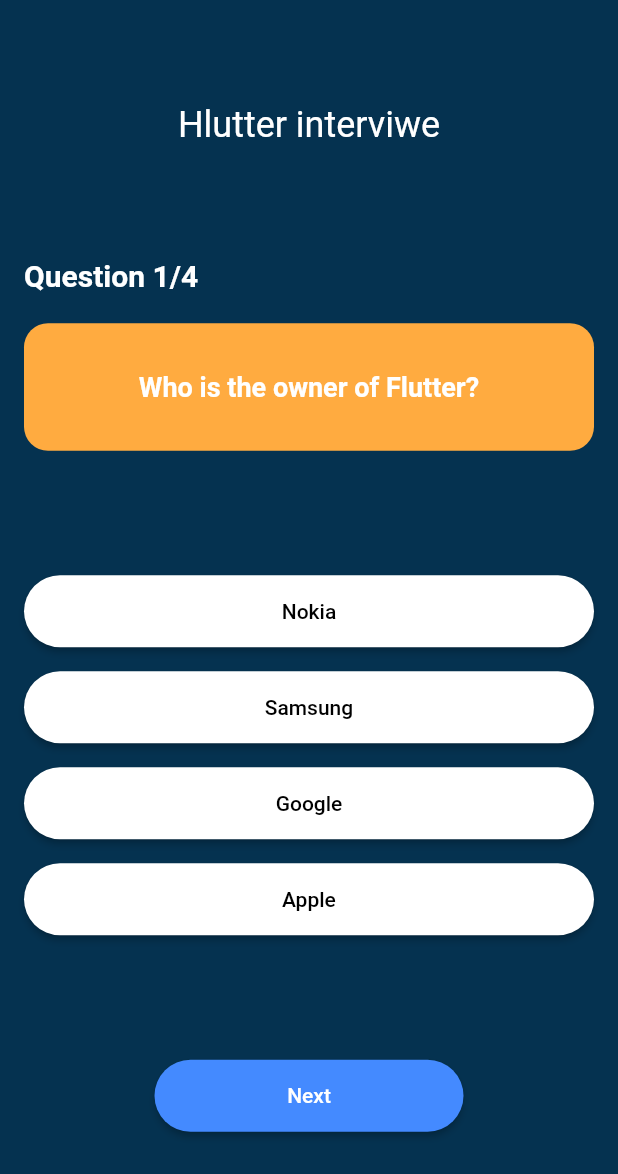
After one commit to moh7dali/Jobology, a Flutter app: the InterView screen opened by its route, on a phone screen of 412 x 824 dp. The commit adds this screen. Shown: the top 1174 px of the screen. Run offline on Flutter 3.47's test engine with Material 2 defaults, Android fonts, the phone set to English and light mode, and no system bars; our stand-ins replace cloud_firestore, curved_navigation_bar, firebase_auth, firebase_core, flutter_speed_dial, flutter_switch and 7 more; accounts and stored records are empty; network calls fail.

Commit message:
interview

```diff
--- /dev/null
+++ b/lib/Screens/interview.dart
@@ -0,0 +1,172 @@
+import 'package:flutter/material.dart';
+import '../Widgets/questin_wedget.dart';
+
+class InterView extends StatefulWidget {
+  @override
+  State<InterView> createState() => _InterViewState();
+}
+
+class _InterViewState extends State<InterView> {
+  List<Question> questionList = getQuestions();
+  int currentQuestionIndex = 0;
+  int score = 0;
+  Answer? selectedAnswer;
+
+  @override
+  Widget build(BuildContext context) {
+    return Scaffold(
+      backgroundColor: const Color.fromARGB(255, 5, 50, 80),
+      body: Container(
+        margin: const EdgeInsets.symmetric(horizontal: 16, vertical: 32),
+        child:
+            Column(mainAxisAlignment: MainAxisAlignment.spaceAround, children: [
+          const Text(
+            "Hlutter interviwe",
+            style: TextStyle(
+              color: Colors.white,
+              fontSize: 24,
+            ),
+          ),
+          _questionWidget(),
+          _answerList(),
+          _nextButton(),
+        ]),
+      ),
+    );
+  }
+
+  _questionWidget() {
+    return Column(
+      crossAxisAlignment: CrossAxisAlignment.start,
+      mainAxisAlignment: MainAxisAlignment.center,
+      children: [
+        Text(
+          "Question ${currentQuestionIndex + 1}/${questionList.length.toString()}",
+          style: const TextStyle(
+            color: Colors.white,
+            fontSize: 20,
+            fontWeight: FontWeight.w600,
+          ),
+        ),
+        const SizedBox(height: 20),
+        Container(
+          alignment: Alignment.center,
+          width: double.infinity,
+          padding: const EdgeInsets.all(32),
+          decoration: BoxDecoration(
+            color: Colors.orangeAccent,
+            borderRadius: BorderRadius.circular(16),
+          ),
+          child: Text(
+            questionList[currentQuestionIndex].questionText,
+            style: const TextStyle(
+              color: Colors.white,
+              fontSize: 18,
+              fontWeight: FontWeight.w600,
+            ),
+          ),
+        )
+      ],
+    );
+  }
+
+  _answerList() {
+    return Column(
+      children: questionList[currentQuestionIndex]
+          .answersList
+          .map(
+            (e) => _answerButton(e),
+          )
+          .toList(),
+    );
+  }
+
+  Widget _answerButton(Answer answer) {
+    bool isSelected = answer == selectedAnswer;
+
+    return Container(
+      width: double.infinity,
+      margin: const EdgeInsets.symmetric(vertical: 8),
+      height: 48,
+      child: ElevatedButton(
+        style: ElevatedButton.styleFrom(
+          shape: const StadiumBorder(),
+          primary: isSelected ? Colors.orangeAccent : Colors.white,
+          onPrimary: isSelected ? Colors.white : Colors.black,
+        ),
+        onPressed: () {
+          if (selectedAnswer == null) {
+            if (answer.isCorrect!) {
+              score++;
+            }
+            setState(() {
+              selectedAnswer = answer;
+            });
+          }
+        },
+        child: Text(answer.answerText!),
+      ),
+    );
+  }
+
+  _nextButton() {
+    bool isLastQuestion = false;
+    if (currentQuestionIndex == questionList.length - 1) {
+      isLastQuestion = true;
+    }
+
+    return Container(
+      width: MediaQuery.of(context).size.width * 0.5,
+      height: 48,
+      child: ElevatedButton(
+        style: ElevatedButton.styleFrom(
+          shape: const StadiumBorder(),
+          primary: Colors.blueAccent,
+          onPrimary: Colors.white,
+        ),
+        onPressed: () {
+          if (isLastQuestion) {
+            //display score
+
+            showDialog(context: context, builder: (_) => _showScoreDialog());
+          } else {
+            //next question
+            setState(() {
+              selectedAnswer = null;
+              currentQuestionIndex++;
+            });
+          }
+        },
+        child: Text(isLastQuestion ? "Submit" : "Next"),
+      ),
+    );
+  }
+
+  _showScoreDialog() {
+    bool isPassed = false;
+
+    if (score >= questionList.length * 0.6) {
+      //pass if 60 %
+      isPassed = true;
+    }
+    String title = isPassed ? "Passed " : "Failed";
+
+    return AlertDialog(
+      title: Text(
+        title + " | Score is $score",
+        style: TextStyle(color: isPassed ? Colors.green : Colors.redAccent),
+      ),
+      content: ElevatedButton(
+        child: const Text("Restart"),
+        onPressed: () {
+          Navigator.pop(context);
+          setState(() {
+            currentQuestionIndex = 0;
+            score = 0;
+            selectedAnswer = null;
+          });
+        },
+      ),
+    );
+  }
+}
--- /dev/null
+++ b/lib/Widgets/questin_wedget.dart
@@ -0,0 +1,58 @@
+class Question {
+  final String questionText;
+  final List<Answer> answersList;
+
+  Question(this.questionText, this.answersList);
+}
+
+class Answer {
+  final String? answerText;
+  final bool? isCorrect;
+
+  Answer(this.answerText, this.isCorrect);
+}
+
+List<Question> getQuestions() {
+  List<Question>? list = [];
+  //ADD questions and answer here
+
+  list.add(Question(
+    "Who is the owner of Flutter?",
+    [
+      Answer("Nokia", false),
+      Answer("Samsung", false),
+      Answer("Google", true),
+      Answer("Apple", false),
+    ],
+  ));
+
+  list.add(Question(
+    "Who owns Iphone?",
+    [
+      Answer("Apple", true),
+      Answer("Microsoft", false),
+      Answer("Google", false),
+      Answer("Nokia", false),
+    ],
+  ));
+
+  list.add(Question(
+    "Youtube is _________  platform?",
+    [
+      Answer("Music Sharing", false),
+      Answer("Video Sharing", false),
+      Answer("Live Streaming", false),
+      Answer("All of the above", true),
+    ],
+  ));
+
+  list.add(Question(
+    "Flutter user dart as a language?",
+    [
+      Answer("True", true),
+      Answer("False", false),
+    ],
+  ));
+
+  return list;
+}
--- a/lib/main.dart
+++ b/lib/main.dart
@@ -10,6 +10,7 @@ import 'package:jobology/Screens/Company/HomeCompany.dart';
 import 'package:jobology/Screens/Users/Home.dart';
 import 'package:jobology/Screens/Welcome.dart';
 import 'package:jobology/Screens/course.dart';
+import 'package:jobology/Screens/interview.dart';
 import 'package:jobology/Screens/jobInfo.dart';
 import 'package:jobology/Screens/jobs.dart';
 import 'package:jobology/Screens/personalpage.dart';
@@ -44,6 +45,7 @@ Future<void> main() async {
       "companyHome": (context) => CompanyHome(),
       "addNewPage": (context) => AddNewJob(),
       "addNewTraining": (context) => AddNewTraining(),
+      "interview": (context) => InterView(),
     },
     home: const MyApp(),
   ));
```
Also changed, not shown: lib/Screens/Users/Home.dart (+12 -1 lines), lib/Screens/Users/interview_preview.dart (added, +48 -0 lines), lib/Widgets/interview_wedget.dart (added, +56 -0 lines).
